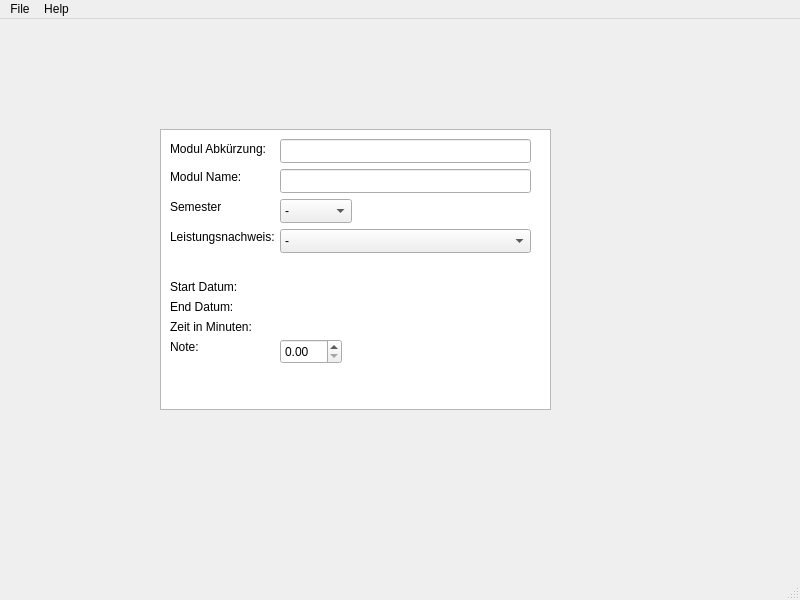
Enidable/AkademeMateQt, file src/Db_Input_Window.ui: the form before one commit.
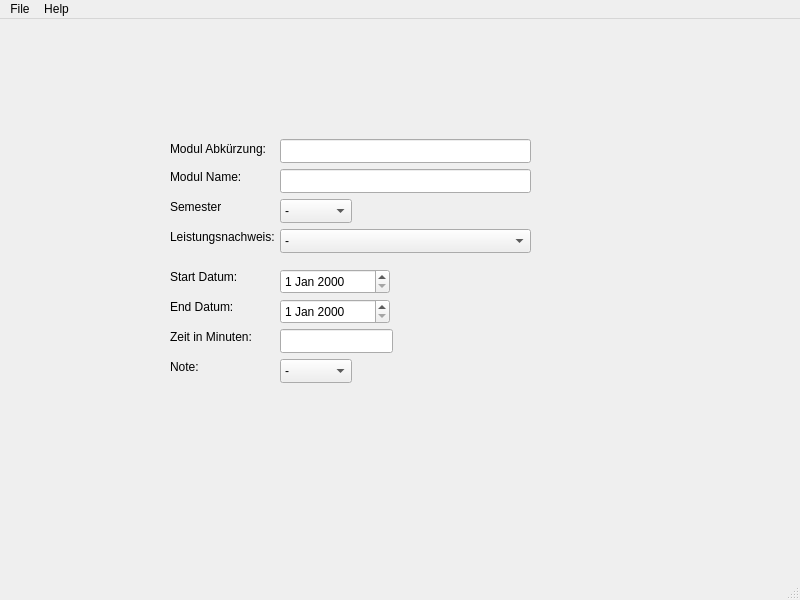
The form after the commit.

Commit message: preparing for main table

```diff
--- a/src/Db_Input_Window.ui
+++ b/src/Db_Input_Window.ui
@@ -14,16 +14,6 @@
    <string>MainWindow</string>
   </property>
   <widget class="QWidget" name="centralwidget">
-   <widget class="QTableView" name="tableView">
-    <property name="geometry">
-     <rect>
-      <x>160</x>
-      <y>110</y>
-      <width>391</width>
-      <height>281</height>
-     </rect>
-    </property>
-   </widget>
    <widget class="QLineEdit" name="short_name_label">
     <property name="geometry">
      <rect>
@@ -185,7 +175,7 @@
     <property name="geometry">
      <rect>
       <x>170</x>
-      <y>260</y>
+      <y>250</y>
       <width>71</width>
       <height>16</height>
      </rect>
@@ -211,7 +201,7 @@
     <property name="geometry">
      <rect>
       <x>170</x>
-      <y>300</y>
+      <y>310</y>
       <width>101</width>
       <height>16</height>
      </rect>
@@ -224,7 +214,7 @@
     <property name="geometry">
      <rect>
       <x>170</x>
-      <y>320</y>
+      <y>340</y>
       <width>49</width>
       <height>16</height>
      </rect>
@@ -233,16 +223,106 @@
      <string>Note:</string>
     </property>
    </widget>
-   <widget class="QDoubleSpinBox" name="Note_input">
+   <widget class="QComboBox" name="Note_menu">
     <property name="geometry">
      <rect>
       <x>280</x>
-      <y>320</y>
-      <width>62</width>
+      <y>340</y>
+      <width>72</width>
+      <height>24</height>
+     </rect>
+    </property>
+    <item>
+     <property name="text">
+      <string>-</string>
+     </property>
+    </item>
+    <item>
+     <property name="text">
+      <string>1,0</string>
+     </property>
+    </item>
+    <item>
+     <property name="text">
+      <string>1,3</string>
+     </property>
+    </item>
+    <item>
+     <property name="text">
+      <string>1,7</string>
+     </property>
+    </item>
+    <item>
+     <property name="text">
+      <string>2,0</string>
+     </property>
+    </item>
+    <item>
+     <property name="text">
+      <string>2,3</string>
+     </property>
+    </item>
+    <item>
+     <property name="text">
+      <string>2,7</string>
+     </property>
+    </item>
+    <item>
+     <property name="text">
+      <string>3,0</string>
+     </property>
+    </item>
+    <item>
+     <property name="text">
+      <string>3,3</string>
+     </property>
+    </item>
+    <item>
+     <property name="text">
+      <string>3,7</string>
+     </property>
+    </item>
+    <item>
+     <property name="text">
+      <string>4,0</string>
+     </property>
+    </item>
+    <item>
+     <property name="text">
+      <string>nicht bestanden</string>
+     </property>
+    </item>
+   </widget>
+   <widget class="QDateEdit" name="Start_dateEdit">
+    <property name="geometry">
+     <rect>
+      <x>280</x>
+      <y>250</y>
+      <width>110</width>
       <height>25</height>
      </rect>
     </property>
    </widget>
+   <widget class="QDateEdit" name="End_dateEdit">
+    <property name="geometry">
+     <rect>
+      <x>280</x>
+      <y>280</y>
+      <width>110</width>
+      <height>25</height>
+     </rect>
+    </property>
+   </widget>
+   <widget class="QLineEdit" name="lineEdit">
+    <property name="geometry">
+     <rect>
+      <x>280</x>
+      <y>310</y>
+      <width>113</width>
+      <height>24</height>
+     </rect>
+    </property>
+   </widget>
   </widget>
   <widget class="QMenuBar" name="menubar">
    <property name="geometry">
```
The commit also changes 9 other files.
